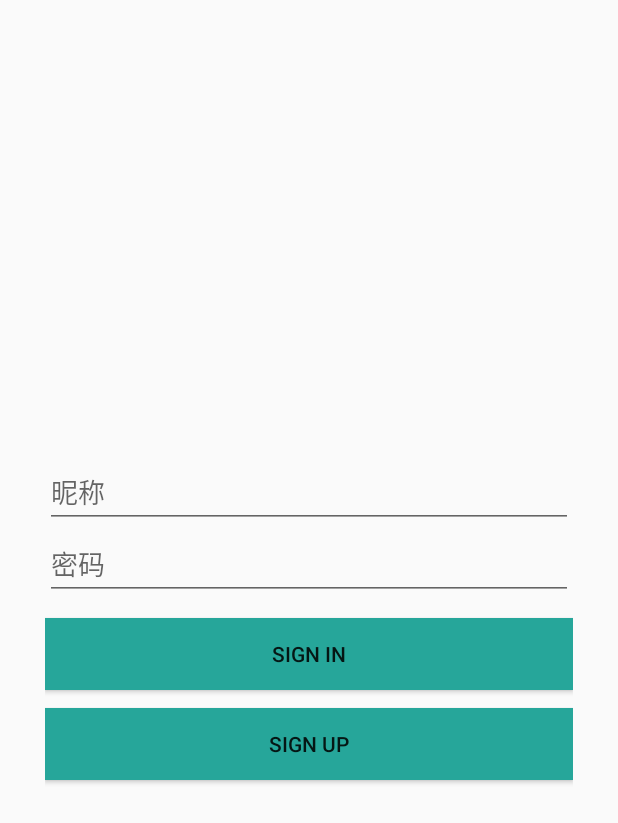
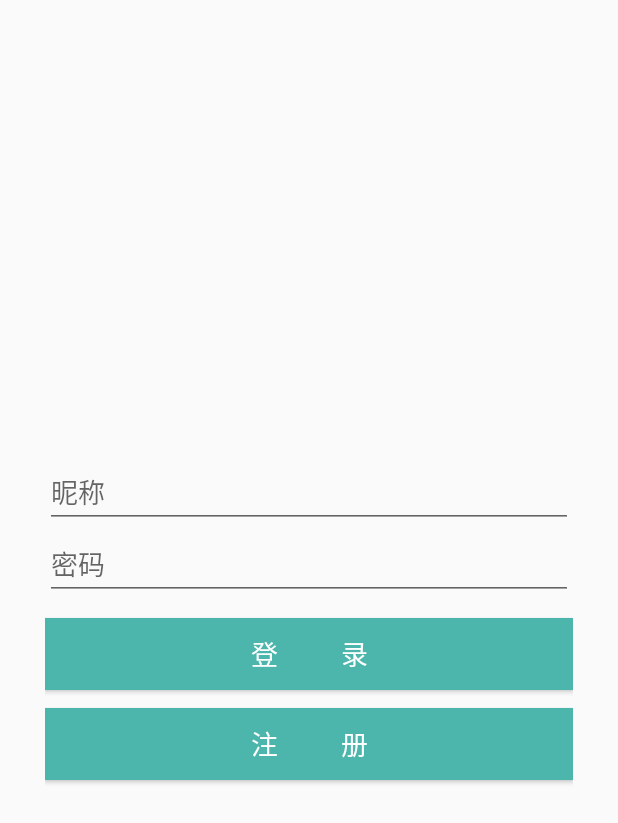
Before and after one commit to SchoolDeal/Deal2, an Android app: the screen it shows after launch (SignInAcitivty), after a tap on "我是店家", on a phone screen of 412 x 824 dp. Shown: the top 823 px of the screen. Run offline under Robolectric (Android 15) with nearby library versions, the phone set to English and light mode, and no system bars; our stand-ins replace ButterKnife; libraries missing offline, so code that uses them is left out: cn.bmob.v3, com.afollestad.materialdialogs, com.lzy.imagepicker, com.rengwuxian.materialedittext, io.rong.imkit and 1 more; plain views replace MaterialEditText; pictures from the network do not load; 15 statements that could not run were skipped.

Commit message:
零零散散零零散散

```diff
--- a/app/src/main/AndroidManifest.xml
+++ b/app/src/main/AndroidManifest.xml
@@ -197,11 +197,13 @@
         <!-- bmobim end -->
         <activity android:name=".takeout.view.TakeoutDetailsActivity">
         </activity>
-        <activity android:name=".takeout.view.TakeoutGenerateActivity">
+        <activity android:name=".takeout.view.TakeoutGenerateActivity"
+            android:windowSoftInputMode="adjustPan">
         </activity>
         <activity android:name=".schooltask.view.SchoolTaskDetailedActivity">
         </activity>
-        <activity android:name=".schooltask.view.SchoolTaskReleaseActivity"/>
+        <activity android:name=".schooltask.view.SchoolTaskReleaseActivity"
+            android:windowSoftInputMode="adjustPan"/>
         <activity android:name=".takeout.view.TakeoutListActivity">
         </activity>
         <activity android:name=".mine.view.MineReceivedActivity" />
--- a/app/src/main/java/com/school/schooldeal/MainActivity.java
+++ b/app/src/main/java/com/school/schooldeal/MainActivity.java
@@ -303,6 +303,11 @@ public class MainActivity extends BaseActivity implements ImplMainActivity,
                 id, name);
     }
 
+    public static void startPrivateForRestaurant(Context context,String id,String name){
+        RongIM.getInstance().startConversation(context, Conversation.ConversationType.PRIVATE,
+                id, name);
+    }
+
     @Override
     public UserInfo getUserInfo(String s) {
         for (BmobUser i : presenter.getUserList()) {
--- a/app/src/main/java/com/school/schooldeal/schooltask/view/SchoolTaskReleaseActivity.java
+++ b/app/src/main/java/com/school/schooldeal/schooltask/view/SchoolTaskReleaseActivity.java
@@ -44,7 +44,7 @@ public class SchoolTaskReleaseActivity extends BaseActivity implements ImplSchoo
     EditText remarks;
     private List<String> stores;
     private Boolean chooseStore = false;
-    private MaterialDialog materialDialog;
+    private static MaterialDialog materialDialog;
     private MsgRecive msgRecive;
     @Override
     protected void initData() {
@@ -124,7 +124,7 @@ public class SchoolTaskReleaseActivity extends BaseActivity implements ImplSchoo
         super.onDestroy();
     }
 
-    public class MsgRecive extends BroadcastReceiver{
+    public static class MsgRecive extends BroadcastReceiver{
 
         @Override
         public void onReceive(Context context, Intent intent) {
--- a/app/src/main/java/com/school/schooldeal/takeout/view/TakeoutDetailsActivity.java
+++ b/app/src/main/java/com/school/schooldeal/takeout/view/TakeoutDetailsActivity.java
@@ -239,10 +239,11 @@ public class TakeoutDetailsActivity extends BaseActivity implements ImplTakeoutD
                             .title("抢单")
                             .content("请稍候")
                             .progress(true, 0)
-                            .show();
+                            .build();
+                    captureProgressDialog.show();
                     mPresenter.captureRequest();
                 } else if (status == MINE_RECEIVED) {
-                    MaterialDialog dialog = new MaterialDialog
+                    new MaterialDialog
                             .Builder(this)
                             .title(dialogTitle)
                             .content(dialogContent)
@@ -265,6 +266,7 @@ public class TakeoutDetailsActivity extends BaseActivity implements ImplTakeoutD
                                     dialog.dismiss();
                                 }
                             })
+                            .build()
                             .show();
                 }
                 break;
--- a/app/src/main/res/layout/activity_signin.xml
+++ b/app/src/main/res/layout/activity_signin.xml
@@ -18,6 +18,7 @@
             app:met_floatingLabel="highlight"
             app:met_minCharacters="3"
             app:met_maxCharacters="11"
+            app:met_primaryColor = "@color/md_green_600"
             android:inputType="text"
             app:met_iconLeft="@mipmap/name"
             app:met_iconPadding="6dp"
@@ -29,6 +30,7 @@
             android:id="@+id/edit_password"
             android:layout_below="@+id/edit_name"
             app:met_floatingLabel="highlight"
+            app:met_primaryColor = "@color/md_green_600"
             app:met_minCharacters="3"
             app:met_maxCharacters="20"
             app:met_iconPadding="6dp"
@@ -40,16 +42,20 @@
             android:layout_height="wrap_content"
             android:layout_below="@+id/signIn"
             android:layout_marginTop="12dp"
-            android:background="@color/md_teal_400"
-            android:text="Sign up"
+            android:background="@color/md_teal_300"
+            android:text="注         册"
+            android:textSize="18dp"
+            android:textColor="@color/white"
             android:id="@+id/signUp" />
         <Button
             android:layout_width="match_parent"
             android:layout_height="wrap_content"
             android:layout_below="@+id/edit_password"
             android:layout_marginTop="12dp"
-            android:background="@color/md_teal_400"
-            android:text="Sign in"
+            android:background="@color/md_teal_300"
+            android:text="登         录"
+            android:textSize="18dp"
+            android:textColor="@color/white"
             android:id="@+id/signIn" />
     </RelativeLayout>
 
--- a/app/src/main/res/layout/activity_signup.xml
+++ b/app/src/main/res/layout/activity_signup.xml
@@ -144,8 +144,10 @@
             android:layout_height="wrap_content"
             android:layout_below="@+id/edit_bedroom"
             android:layout_marginTop="12dp"
-            android:background="@color/md_teal_400"
-            android:text="Sign up"
+            android:background="@color/md_teal_300"
+            android:text="注         册"
+            android:textSize="18dp"
+            android:textColor="@color/white"
             android:id="@+id/signUp" />
     </RelativeLayout>
 </ScrollView>
```
Also changed, not shown: 16 other files.
